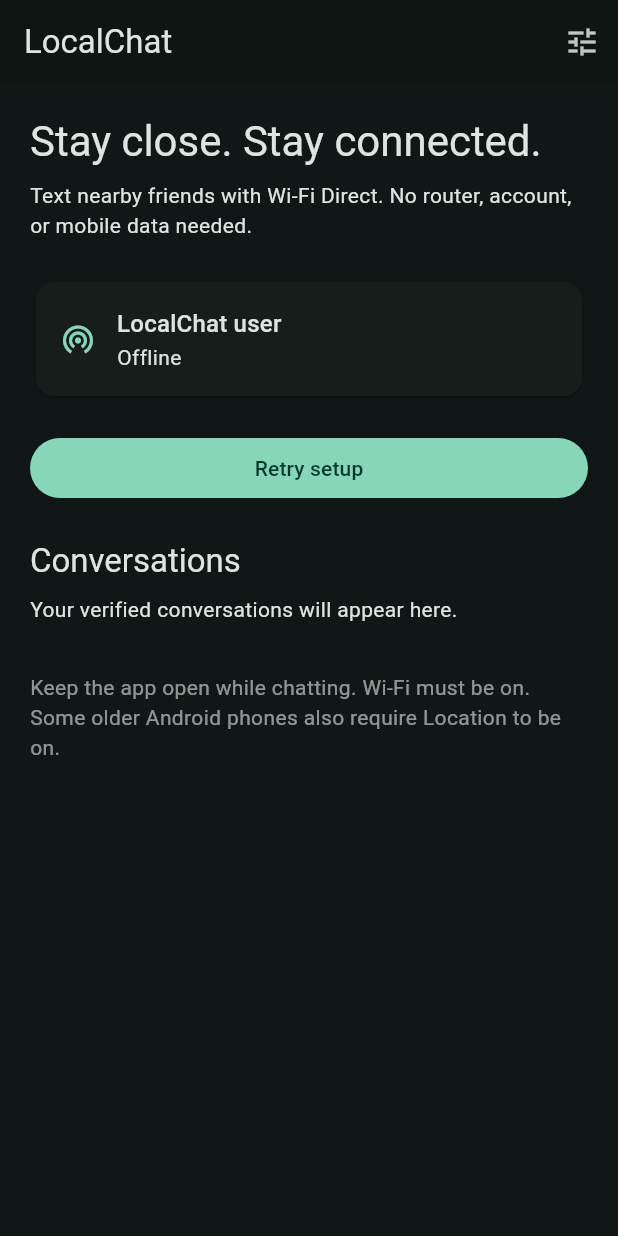
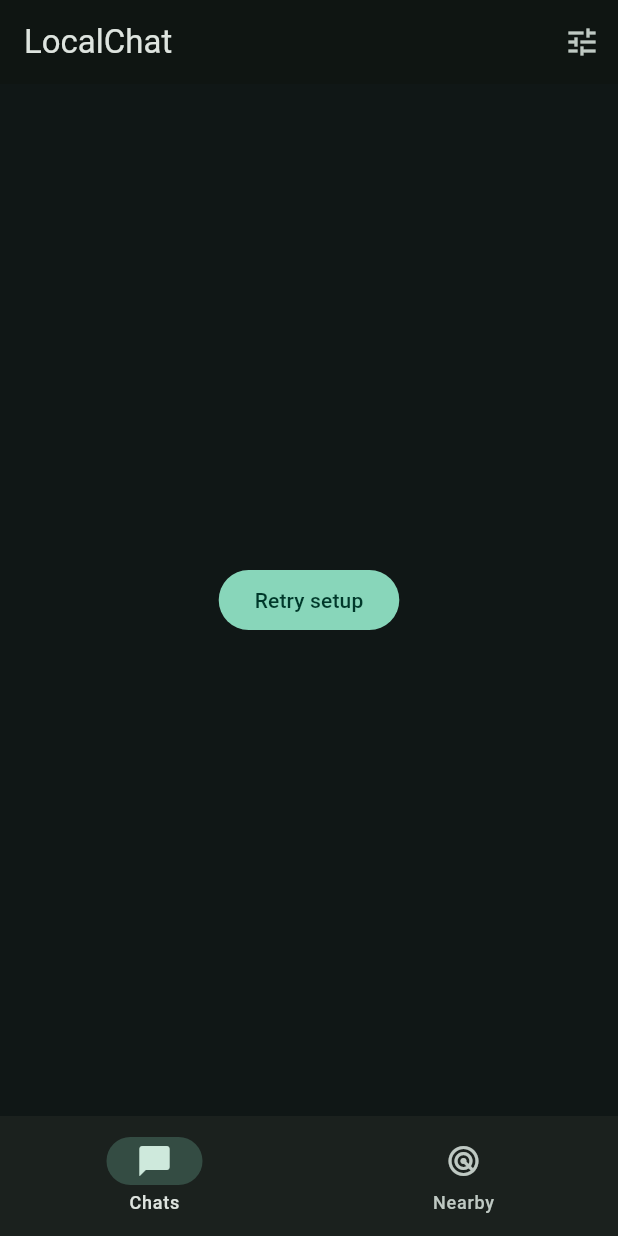
Before and after one commit to yolomon9994/LocalChat, a Flutter app: the screen it shows after launch, after a tap on the "close" icon, on a phone screen of 412 x 824 dp. Run offline on Flutter 3.47's test engine with Material 3 defaults, Android fonts, the light colour scheme and no system bars; our stand-ins replace flutter_secure_storage, local_auth, sqflite; missing offline and left inert: cryptography; accounts and stored records are empty.

Commit message:
feat: seperate Chats and Nearby devices with bottom navigation bar

```diff
--- a/lib/features/home_screen.dart
+++ b/lib/features/home_screen.dart
@@ -1,26 +1,53 @@
 import 'package:flutter/material.dart';
+
+import '../core/models.dart';
+import '../services/app_lock_controller.dart';
 import '../services/chat_controller.dart';
-import '../services/app_lock_controller.dart';
 import 'chat_screen.dart';
+import 'chats_tab.dart';
+import 'nearby_tab.dart';
 import 'settings_screen.dart';
 
-class HomeScreen extends StatelessWidget {
+class HomeScreen extends StatefulWidget {
   const HomeScreen({super.key, required this.controller, this.appLock});
   final ChatController controller;
   final AppLockController? appLock;
-  void _chat(BuildContext context) {
+
+  @override
+  State<HomeScreen> createState() => _HomeScreenState();
+}
+
+class _HomeScreenState extends State<HomeScreen> {
+  int _selectedTab = 0;
+
+  void _chat() {
     Navigator.of(context).push(
       MaterialPageRoute<void>(
-        builder: (_) => ChatScreen(controller: controller),
+        builder: (_) => ChatScreen(controller: widget.controller),
       ),
     );
   }
 
+  Future<void> _openConnected() async {
+    await widget.controller.viewConnected();
+    if (mounted && widget.controller.connectedPeer != null) _chat();
+  }
+
+  Future<void> _openHistory(Conversation peer) async {
+    await widget.controller.viewHistory(peer);
+    if (mounted) _chat();
+  }
+
+  Future<void> _connect(Peer peer) async {
+    await widget.controller.connect(peer);
+    if (mounted) _chat();
+  }
+
   @override
   Widget build(BuildContext context) => ListenableBuilder(
-    listenable: controller,
+    listenable: widget.controller,
     builder: (context, _) {
-      final c = controller;
+      final c = widget.controller;
       return Scaffold(
         appBar: AppBar(
           title: const Text('LocalChat'),
@@ -31,7 +58,7 @@ class HomeScreen extends StatelessWidget {
               onPressed: () => Navigator.of(context).push(
                 MaterialPageRoute<void>(
                   builder: (_) =>
-                      SettingsScreen(controller: c, appLock: appLock),
+                      SettingsScreen(controller: c, appLock: widget.appLock),
                 ),
               ),
             ),
@@ -39,58 +66,11 @@ class HomeScreen extends StatelessWidget {
         ),
         body: c.loading
             ? const Center(child: CircularProgressIndicator())
-            : ListView(
-                padding: const EdgeInsets.all(20),
+            : Column(
                 children: [
-                  Text(
-                    'Stay close. Stay connected.',
-                    style: Theme.of(context).textTheme.headlineMedium,
-                  ),
-                  const SizedBox(height: 8),
-                  Text(
-                    c.isDemo
-                        ? 'Explore the interface with simulated friends. Tap Go nearby to find demo devices.'
-                        : 'Text nearby friends with Wi-Fi Direct. No router, account, or mobile data needed.',
-                  ),
-                  const SizedBox(height: 24),
-                  Card(
-                    child: Padding(
-                      padding: const EdgeInsets.all(16),
-                      child: Row(
-                        children: [
-                          Icon(
-                            c.ready ? Icons.lock : Icons.wifi_tethering,
-                            color: Theme.of(context).colorScheme.primary,
-                          ),
-                          const SizedBox(width: 14),
-                          Expanded(
-                            child: Column(
-                              crossAxisAlignment: CrossAxisAlignment.start,
-                              children: [
-                                Text(
-                                  c.profileName,
-                                  style: Theme.of(
-                                    context,
-                                  ).textTheme.titleMedium,
-                                ),
-                                Text(c.isDemo ? 'Demo • ${c.state}' : c.state),
-                              ],
-                            ),
-                          ),
-                          if (c.connectedPeer != null)
-                            TextButton(
-                              onPressed: () async {
-                                await c.viewConnected();
-                                if (context.mounted) _chat(context);
-                              },
-                              child: const Text('Open'),
-                            ),
-                        ],
-                      ),
-                    ),
-                  ),
                   if (c.error != null)
                     Card(
+                      margin: const EdgeInsets.fromLTRB(20, 8, 20, 0),
                       color: Theme.of(context).colorScheme.errorContainer,
                       child: Padding(
                         padding: const EdgeInsets.all(12),
@@ -106,111 +86,46 @@ class HomeScreen extends StatelessWidget {
                         ),
                       ),
                     ),
-                  const SizedBox(height: 20),
-                  if (!c.initialized)
-                    FilledButton(
+                  Expanded(
+                    child: !c.initialized
+                        ? Center(
+                            child: FilledButton(
                               onPressed: c.initialize,
                               child: const Text('Retry setup'),
+                            ),
                           )
-                  else if (!c.started)
-                    FilledButton.icon(
-                      onPressed: c.start,
-                      icon: const Icon(Icons.radar),
-                      label: const Text('Go nearby'),
-                    )
-                  else
-                    Row(
+                        : IndexedStack(
+                            index: _selectedTab,
                             children: [
-                        Expanded(
-                          child: Text(
-                            'Nearby devices',
-                            style: Theme.of(context).textTheme.titleLarge,
+                              ChatsTab(
+                                controller: c,
+                                onFindDevices: () =>
+                                    setState(() => _selectedTab = 1),
+                                onOpenConnected: _openConnected,
+                                onOpenHistory: _openHistory,
                               ),
+                              NearbyTab(controller: c, onConnect: _connect),
+                            ],
                           ),
-                        IconButton(
-                          tooltip: 'Scan again',
-                          onPressed: c.scanning ? null : c.scan,
-                          icon: const Icon(Icons.refresh),
                   ),
                 ],
               ),
-                  if (c.scanning) const LinearProgressIndicator(),
-                  if (c.started && c.peers.isEmpty)
-                    Padding(
-                      padding: const EdgeInsets.symmetric(vertical: 32),
-                      child: Column(
-                        children: [
-                          const Icon(Icons.devices, size: 48),
-                          const SizedBox(height: 12),
-                          Text(
-                            c.isDemo
-                                ? 'Looking for simulated devices'
-                                : 'Looking for LocalChat phones',
+        bottomNavigationBar: NavigationBar(
+          selectedIndex: _selectedTab,
+          onDestinationSelected: (index) =>
+              setState(() => _selectedTab = index),
+          destinations: const [
+            NavigationDestination(
+              key: ValueKey('chats-destination'),
+              icon: Icon(Icons.chat_bubble_outline),
+              selectedIcon: Icon(Icons.chat_bubble),
+              label: 'Chats',
             ),
-                          const SizedBox(height: 6),
-                          Text(
-                            c.isDemo
-                                ? 'Demo friends will appear shortly.'
-                                : 'Open LocalChat and tap Go nearby on both phones.',
-                            textAlign: TextAlign.center,
-                          ),
-                        ],
-                      ),
-                    ),
-                  for (final peer in c.peers)
-                    Card(
-                      child: ListTile(
-                        leading: const CircleAvatar(
-                          child: Icon(Icons.person_outline),
-                        ),
-                        title: Text(peer.name),
-                        subtitle: Text(
-                          c.isDemo
-                              ? 'Simulated device • tap to connect'
-                              : 'Nearby • tap to connect',
-                        ),
-                        trailing: const Icon(Icons.chevron_right),
-                        onTap: c.state == 'Connecting'
-                            ? null
-                            : () async {
-                                await c.connect(peer);
-                                if (context.mounted) _chat(context);
-                              },
-                      ),
-                    ),
-                  const SizedBox(height: 24),
-                  Text(
-                    'Conversations',
-                    style: Theme.of(context).textTheme.titleLarge,
-                  ),
-                  const SizedBox(height: 8),
-                  if (c.conversations.isEmpty)
-                    const Text('Your verified conversations will appear here.'),
-                  for (final peer in c.conversations)
-                    ListTile(
-                      contentPadding: EdgeInsets.zero,
-                      leading: const CircleAvatar(
-                        child: Icon(Icons.chat_bubble_outline),
-                      ),
-                      title: Text(peer.name),
-                      subtitle: Text(
-                        peer.id == c.connectedPeer
-                            ? 'Connected'
-                            : c.isDemo
-                            ? 'In-memory demo history'
-                            : 'Saved on this phone',
-                      ),
-                      onTap: () async {
-                        await c.viewHistory(peer);
-                        if (context.mounted) _chat(context);
-                      },
-                    ),
-                  const SizedBox(height: 32),
-                  Text(
-                    c.isDemo
-                        ? 'This browser preview does not discover or communicate with real phones. Use Android devices to test Wi-Fi Direct.'
-                        : 'Keep the app open while chatting. Wi-Fi must be on. Some older Android phones also require Location to be on.',
-                    style: const TextStyle(color: Colors.white54),
+            NavigationDestination(
+              key: ValueKey('nearby-destination'),
+              icon: Icon(Icons.radar_outlined),
+              selectedIcon: Icon(Icons.radar),
+              label: 'Nearby',
             ),
           ],
         ),
--- a/lib/features/settings_screen.dart
+++ b/lib/features/settings_screen.dart
@@ -40,8 +40,8 @@ class _SettingsScreenState extends State<SettingsScreen> {
                   content: Text(
                     widget.controller.error ??
                         (widget.controller.isDemo
-                            ? 'Demo name saved until reload. Tap Go nearby to continue.'
-                            : 'Name saved. Tap Go nearby to advertise it.'),
+                            ? 'Demo name saved until reload. Open Nearby and tap Go nearby to continue.'
+                            : 'Name saved. Open Nearby and tap Go nearby to advertise it.'),
                   ),
                 ),
               );
```
Also changed, not shown: lib/features/chats_tab.dart (added, +108 -0 lines), lib/features/nearby_tab.dart (added, +118 -0 lines), 7 other files. Lines whose indentation alone changed are shown as unchanged.
